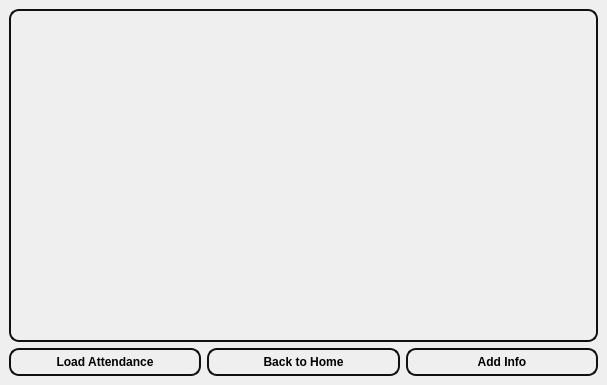
Before: the Qt Designer form attendance_teacher.ui in suvam452/Mulyankan, drawn with Qt 5.
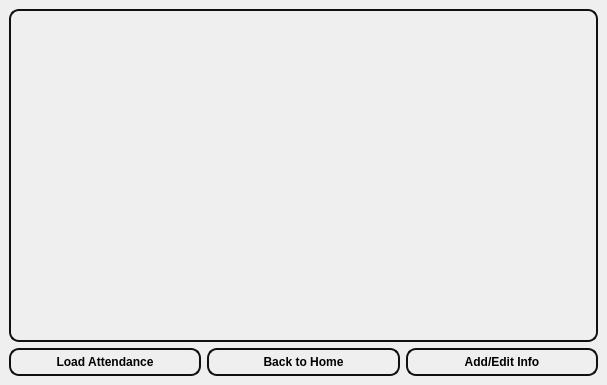
After: the same form once the commit is applied.

Patch:
```diff
--- a/attendance_teacher.ui
+++ b/attendance_teacher.ui
@@ -130,7 +130,7 @@
 </string>
           </property>
           <property name="text">
-           <string>Add Info</string>
+           <string>Add/Edit Info</string>
           </property>
          </widget>
         </item>
```
